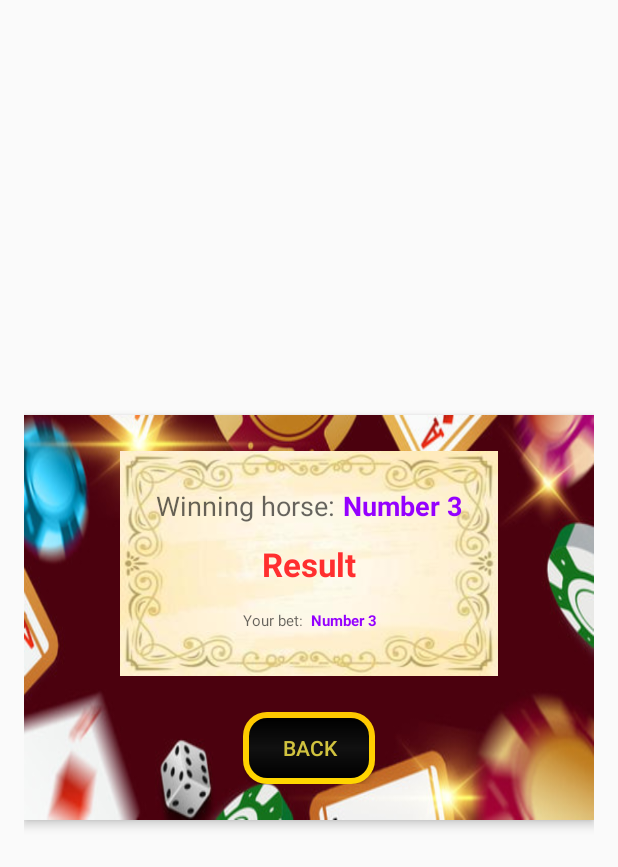
After one commit to Bin-Euro/F88HorseRacing, an Android app: the layout popup_dialog.xml on its own in the app's theme, with its tools: preview values and no code run, on a phone screen of 412 x 824 dp. The commit adds this screen. Shown: the top 867 px of the screen. Run offline under Robolectric (Android 15) with nearby library versions, the phone set to English and light mode, and no system bars.

Commit message:
Popup result, Music

```diff
--- /dev/null
+++ b/app/src/main/res/drawable/luxury_button.xml
@@ -0,0 +1,28 @@
+<?xml version="1.0" encoding="utf-8"?>
+<layer-list xmlns:android="http://schemas.android.com/apk/res/android">
+
+    <!-- Outer Gold Border -->
+    <item>
+        <shape>
+            <gradient
+                android:startColor="#FFD700"
+                android:endColor="#FFC700"
+                android:angle="90"/>
+            <corners android:radius="16dp"/>
+        </shape>
+    </item>
+
+    <!-- Inner Black Glossy Shape -->
+    <item android:left="4dp" android:right="4dp" android:top="4dp" android:bottom="4dp">
+        <shape>
+            <gradient
+                android:startColor="#000000"
+                android:centerColor="#111111"
+                android:endColor="#000000"
+                android:angle="90"/>
+            <corners android:radius="12dp"/>
+            <padding android:left="10dp" android:right="10dp" android:top="10dp" android:bottom="10dp"/>
+        </shape>
+    </item>
+
+</layer-list>
--- /dev/null
+++ b/app/src/main/res/layout/popup_dialog.xml
@@ -0,0 +1,120 @@
+<?xml version="1.0" encoding="utf-8"?>
+<LinearLayout xmlns:android="http://schemas.android.com/apk/res/android"
+    xmlns:app="http://schemas.android.com/apk/res-auto"
+    xmlns:tools="http://schemas.android.com/tools"
+    android:layout_width="match_parent"
+    android:layout_height="match_parent"
+    android:orientation="vertical"
+    android:gravity="center"
+    android:padding="16dp">
+
+    <LinearLayout
+        android:layout_width="wrap_content"
+        android:layout_height="wrap_content"
+        android:orientation="vertical"
+        android:background="@drawable/bet_background"
+        android:padding="24dp"
+        android:layout_gravity="center"
+        android:elevation="4dp">
+
+        <androidx.constraintlayout.widget.ConstraintLayout
+            android:layout_width="wrap_content"
+            android:layout_height="150dp"
+            android:layout_gravity="center"
+            android:background="@drawable/bet_border"
+            android:orientation="vertical"
+            android:padding="24dp">
+
+            <LinearLayout
+                android:id="@+id/linearLayout"
+                android:layout_width="wrap_content"
+                android:layout_height="wrap_content"
+                android:layout_gravity="center"
+                app:layout_constraintEnd_toEndOf="parent"
+                app:layout_constraintStart_toStartOf="parent"
+                app:layout_constraintTop_toTopOf="parent">
+
+                <TextView
+                    android:layout_width="wrap_content"
+                    android:layout_height="wrap_content"
+                    android:text="Winning horse:"
+                    android:textAppearance="?android:attr/textAppearanceMedium" />
+
+                <TextView
+                    android:id="@+id/wining_horse"
+                    android:layout_width="wrap_content"
+                    android:layout_height="wrap_content"
+                    android:paddingStart="5dp"
+                    android:text="Number 3"
+                    android:textAppearance="?android:attr/textAppearanceMedium"
+                    android:textColor="#9500FF"
+                    android:textStyle="bold" />
+
+            </LinearLayout>
+
+
+            <LinearLayout
+                android:layout_width="wrap_content"
+                android:layout_height="wrap_content"
+                android:layout_marginTop="16dp"
+                app:layout_constraintEnd_toEndOf="parent"
+                app:layout_constraintHorizontal_bias="0.504"
+                app:layout_constraintStart_toStartOf="parent"
+                app:layout_constraintTop_toBottomOf="@+id/money">
+
+                <TextView
+                    android:layout_width="wrap_content"
+                    android:layout_height="wrap_content"
+                    android:text="Your bet:"
+                    android:textAppearance="?android:attr/textAppearanceMedium"
+                    android:textSize="10dp" />
+
+                <TextView
+                    android:id="@+id/choose_horse"
+                    android:layout_width="wrap_content"
+                    android:layout_height="wrap_content"
+                    android:paddingStart="5dp"
+                    android:text="Number 3"
+                    android:textAppearance="?android:attr/textAppearanceMedium"
+                    android:textColor="#9500FF"
+                    android:textSize="10dp"
+                    android:textStyle="bold" />
+            </LinearLayout>
+
+            <TextView
+                android:id="@+id/money"
+                android:layout_width="wrap_content"
+                android:layout_height="wrap_content"
+                android:layout_gravity="center"
+                android:text="Result"
+                android:textAppearance="?android:attr/textAppearanceLarge"
+                android:textColor="#FF2F2F"
+                android:textStyle="bold"
+                app:layout_constraintBottom_toBottomOf="parent"
+                app:layout_constraintEnd_toEndOf="parent"
+                app:layout_constraintStart_toStartOf="parent"
+                app:layout_constraintTop_toTopOf="parent" />
+
+        </androidx.constraintlayout.widget.ConstraintLayout>
+
+        <LinearLayout
+            android:layout_width="wrap_content"
+            android:layout_height="wrap_content"
+            android:orientation="horizontal"
+            android:layout_gravity="center"
+            android:paddingTop="24dp">
+
+            <Button
+                android:id="@+id/btnBack"
+                android:layout_width="wrap_content"
+                android:layout_height="wrap_content"
+                android:background="@drawable/luxury_button"
+                android:text="Back"
+                android:textColor="#D1C33F"/>
+
+        </LinearLayout>
+
+    </LinearLayout>
+
+
+</LinearLayout>
--- a/app/src/main/res/values-night/themes.xml
+++ b/app/src/main/res/values-night/themes.xml
@@ -1,6 +1,6 @@
 <resources xmlns:tools="http://schemas.android.com/tools">
     <!-- Base application theme. -->
-    <style name="Base.Theme.F88HorseRacing" parent="Theme.Material3.DayNight.NoActionBar">
+    <style name="Base.Theme.F88HorseRacing" parent="Theme.AppCompat.DayNight.NoActionBar">
         <!-- Customize your dark theme here. -->
         <!-- <item name="colorPrimary">@color/my_dark_primary</item> -->
     </style>
--- a/app/src/main/res/values/themes.xml
+++ b/app/src/main/res/values/themes.xml
@@ -1,6 +1,6 @@
 <resources xmlns:tools="http://schemas.android.com/tools">
     <!-- Base application theme. -->
-    <style name="Base.Theme.F88HorseRacing" parent="Theme.Material3.DayNight.NoActionBar">
+    <style name="Base.Theme.F88HorseRacing" parent="Theme.AppCompat.DayNight.NoActionBar">
         <!-- Customize your light theme here. -->
         <!-- <item name="colorPrimary">@color/my_light_primary</item> -->
     </style>
```
Also changed, not shown: app/src/main/java/com/example/f88horseracing/MainActivity.java (+88 -1 lines), app/src/main/res/drawable/bet_background.jpg (added), app/src/main/res/drawable/bet_border.jpg (added), 3 other files.
